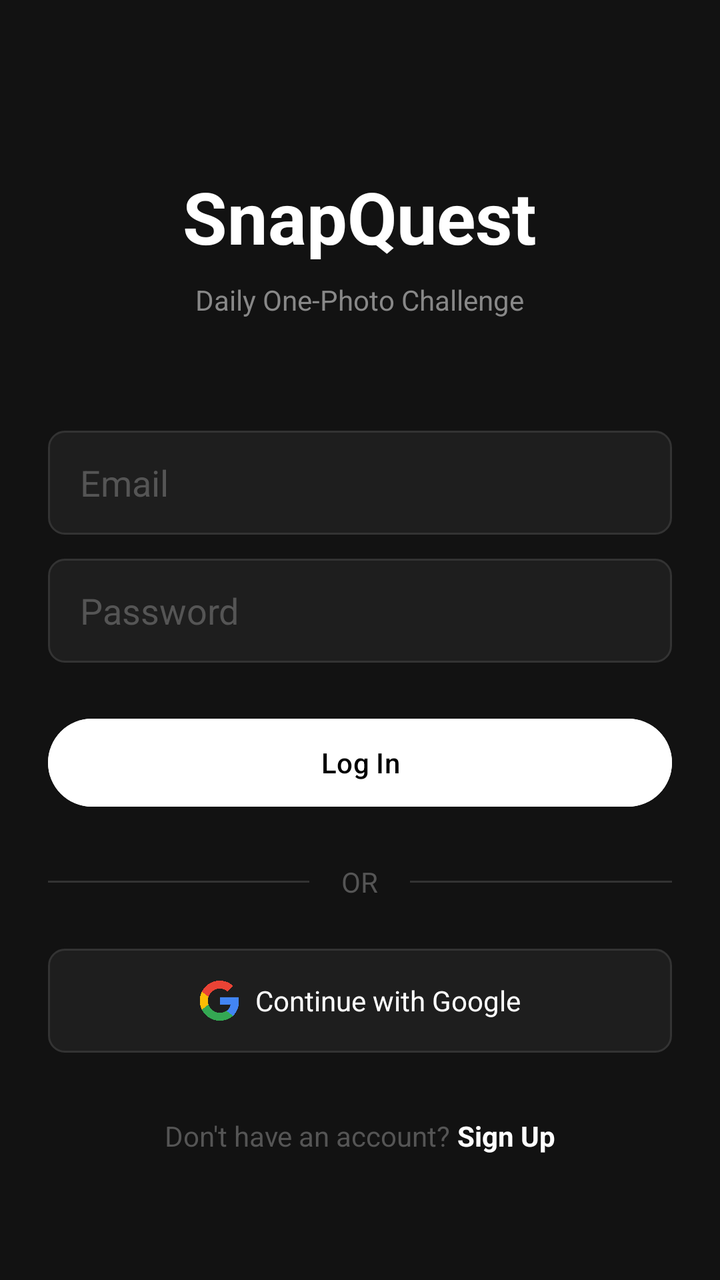
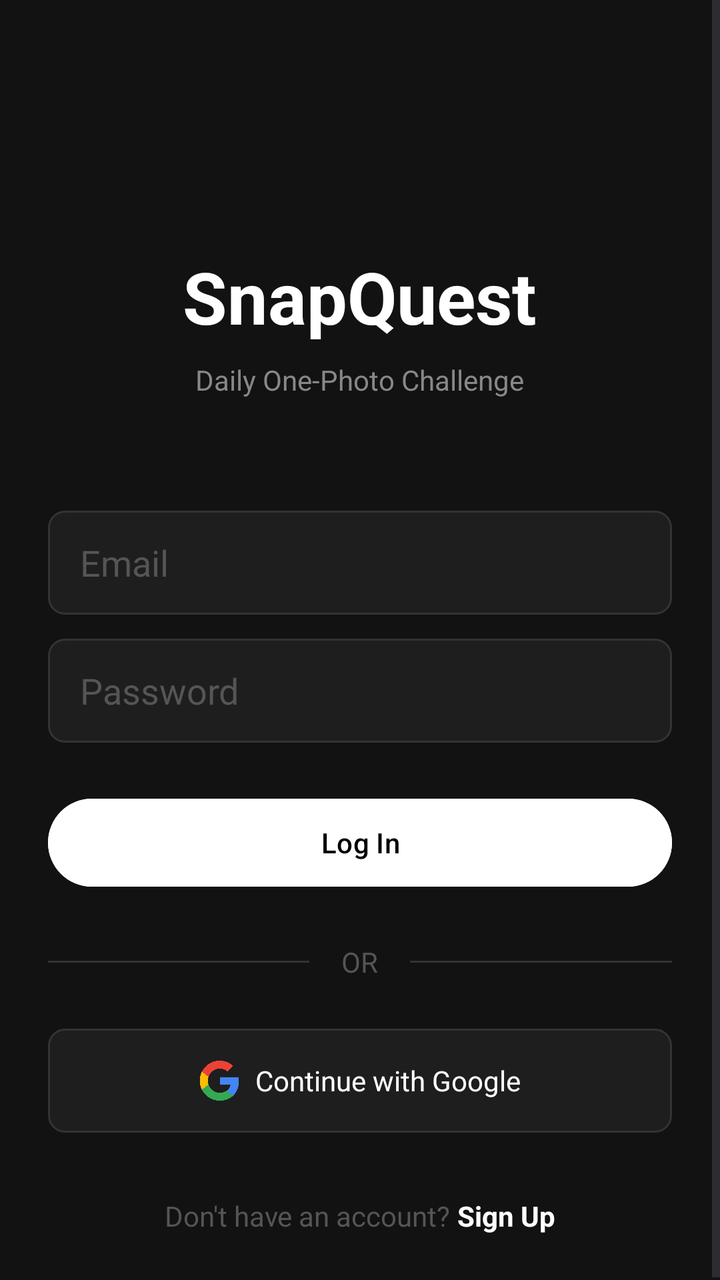

Screens rendered from an Android XML layout before and after an edit, with the pre-edit source and the edit as a unified diff.
<!-- AndroidManifest.xml: application theme Theme.SnapQuest -->
<!-- res/layout/activity_main.xml -->
<?xml version="1.0" encoding="utf-8"?>
<ScrollView xmlns:android="http://schemas.android.com/apk/res/android"
    android:layout_width="match_parent"
    android:layout_height="match_parent"
    android:background="#121212">

    <LinearLayout
        android:layout_width="match_parent"
        android:layout_height="wrap_content"
        android:orientation="vertical"
        android:padding="24dp"
        android:gravity="center_horizontal">

        <TextView
            android:layout_width="wrap_content"
            android:layout_height="wrap_content"
            android:text="SnapQuest"
            android:textColor="#FFFFFF"
            android:textSize="36sp"
            android:textStyle="bold"
            android:layout_marginTop="60dp"
            android:layout_marginBottom="8dp"/>

        <TextView
            android:layout_width="wrap_content"
            android:layout_height="wrap_content"
            android:text="Daily One-Photo Challenge"
            android:textColor="#888888"
            android:textSize="14sp"
            android:layout_marginBottom="56dp"/>

        <EditText
            android:id="@+id/etEmail"
            android:layout_width="match_parent"
            android:layout_height="52dp"
            android:hint="Email"
            android:inputType="textEmailAddress"
            android:background="@drawable/input_background"
            android:paddingStart="16dp"
            android:paddingEnd="16dp"
            android:layout_marginBottom="12dp"
            android:textColor="#FFFFFF"
            android:textColorHint="#555555"/>

        <EditText
            android:id="@+id/etPassword"
            android:layout_width="match_parent"
            android:layout_height="52dp"
            android:hint="Password"
            android:inputType="textPassword"
            android:background="@drawable/input_background"
            android:paddingStart="16dp"
            android:paddingEnd="16dp"
            android:layout_marginBottom="24dp"
            android:textColor="#FFFFFF"
            android:textColorHint="#555555"/>

        <Button
            android:id="@+id/btnLogin"
            android:layout_width="match_parent"
            android:layout_height="52dp"
            android:text="Log In"
            android:textColor="#000000"
            android:backgroundTint="#FFFFFF"
            android:layout_marginBottom="24dp"/>

        <LinearLayout
            android:layout_width="match_parent"
            android:layout_height="wrap_content"
            android:orientation="horizontal"
            android:gravity="center"
            android:layout_marginBottom="24dp">
            <View
                android:layout_width="0dp"
                android:layout_height="1dp"
                android:layout_weight="1"
                android:background="#333333"/>
            <TextView
                android:layout_width="wrap_content"
                android:layout_height="wrap_content"
                android:text="OR"
                android:textColor="#555555"
                android:paddingStart="16dp"
                android:paddingEnd="16dp"/>
            <View
                android:layout_width="0dp"
                android:layout_height="1dp"
                android:layout_weight="1"
                android:background="#333333"/>
        </LinearLayout>

        <LinearLayout
            android:id="@+id/btnGoogle"
            android:layout_width="match_parent"
            android:layout_height="52dp"
            android:orientation="horizontal"
            android:gravity="center"
            android:background="@drawable/input_background"
            android:layout_marginBottom="32dp"
            android:clickable="true"
            android:focusable="true">
            <ImageView
                android:layout_width="20dp"
                android:layout_height="20dp"
                android:layout_marginEnd="8dp"
                android:src="@drawable/google_icon"/>
            <TextView
                android:layout_width="wrap_content"
                android:layout_height="wrap_content"
                android:text="Continue with Google"
                android:textColor="#FFFFFF"
                android:textSize="14sp"/>
        </LinearLayout>

        <LinearLayout
            android:layout_width="match_parent"
            android:layout_height="wrap_content"
            android:gravity="center">
            <TextView
                android:layout_width="wrap_content"
                android:layout_height="wrap_content"
                android:text="Don't have an account? "
                android:textColor="#555555"/>
            <TextView
                android:id="@+id/tvGoToSignup"
                android:layout_width="wrap_content"
                android:layout_height="wrap_content"
                android:text="Sign Up"
                android:textColor="#FFFFFF"
                android:textStyle="bold"/>
        </LinearLayout>

    </LinearLayout>
</ScrollView>
<!-- resources referenced by this layout -->
<resources>
  <!-- drawable google_icon: png bitmap (drawable, 20357 bytes) -->
  <!-- drawable input_background (drawable) -->
  <?xml version="1.0" encoding="utf-8"?>
  <shape xmlns:android="http://schemas.android.com/apk/res/android"
      android:shape="rectangle">
      <solid android:color="#1E1E1E"/>
      <stroke android:width="1dp" android:color="#333333"/>
      <corners android:radius="8dp"/>
  </shape>
  <style name="Theme.SnapQuest" parent="Base.Theme.SnapQuest" />
  <style name="Base.Theme.SnapQuest" parent="Theme.Material3.DayNight.NoActionBar">
          
          
      </style>
</resources>

<!-- the commit's change to res/layout/activity_main.xml (unified diff, before → after) -->
@@ -18,7 +18,7 @@
             android:textColor="#FFFFFF"
             android:textSize="36sp"
             android:textStyle="bold"
-            android:layout_marginTop="60dp"
+            android:layout_marginTop="100dp"
             android:layout_marginBottom="8dp"/>
 
         <TextView
